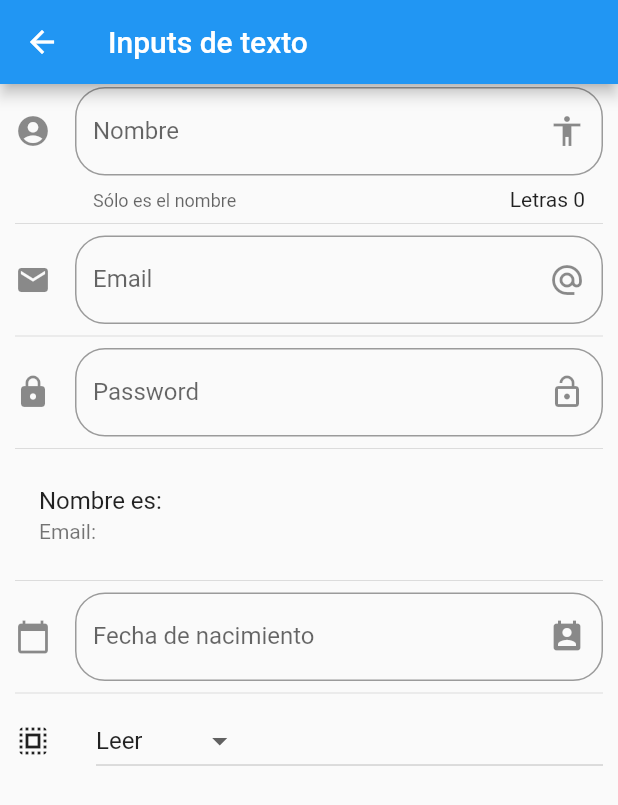
After one commit to wass3/test_flutter, a Flutter app: the InputPage screen opened by its route, on a phone screen of 412 x 824 dp. The commit adds this screen. Shown: the top 805 px of the screen. Run offline on Flutter 3.47's test engine with Material 2 defaults, Android fonts, the phone set to English and light mode, and no system bars; network calls fail.

Commit message:
pagina 104, queda lo último

```diff
--- a/data/menu_opts.json
+++ b/data/menu_opts.json
@@ -15,6 +15,27 @@
             "ruta" : "card",
             "icon" : "folder_open",
             "texto": "Cards - Tarjetas"
+        },
+        {
+            "ruta" : "animatedContainer",
+            "icon" : "donut_large",
+            "texto": "Animated Container"
+        },
+        {
+            "ruta" : "inputs",
+            "icon" : "input",
+            "texto": "Inputs"
+        },
+        {
+            "ruta" : "slider",
+            "icon" : "tune",
+            "texto": "Slider - Checks"
+        },
+        {
+            "ruta" : "list",
+            "icon" : "list",
+            "texto": "Listas y Scroll"
         }
+
     ]
 }
--- a/lib/screens/card_page.dart
+++ b/lib/screens/card_page.dart
@@ -55,7 +55,7 @@ class CardPage extends StatelessWidget {
         children: [
           const FadeInImage(
             image: NetworkImage(
-              'https://img.freepik.com/free-photo/digital-painting-mountain-with-colorful-tree-foreground_1340-25699.jpg',
+              'https://encrypted-tbn0.gstatic.com/images?q=tbn:ANd9GcQEuPD6ZF3_VbzDeQyCb_KfESCI6kGZbk1mZg&usqp=CAU',
             ),
             placeholder: AssetImage('../../assets/jar-loading.gif'),
             fadeInDuration: Duration(milliseconds: 10),
--- /dev/null
+++ b/lib/screens/input_page.dart
@@ -0,0 +1,161 @@
+import 'package:flutter/material.dart';
+
+class InputPage extends StatefulWidget {
+  const InputPage({super.key});
+
+  @override
+  // ignore: library_private_types_in_public_api
+  _InputPageState createState() => _InputPageState();
+}
+
+class _InputPageState extends State<InputPage> {
+  String _nombre = '';
+  String _email = '';
+  String _fecha = '';
+  List<String> _hobbies = ['Leer', 'Ver series', 'Viajar', 'Deporte'];
+  String _opcionSeleccionada = 'Leer';
+  TextEditingController _inputFieldDateController = new TextEditingController();
+
+  @override
+  Widget build(BuildContext context) {
+    return Scaffold(
+      appBar: AppBar(
+        title: const Text('Inputs de texto'),
+      ),
+      body: ListView(
+        padding: const EdgeInsets.symmetric(horizontal: 10, vertical: 2),
+        children: [
+          _crearInput(),
+          const Divider(),
+          _crearEmail(),
+          const Divider(),
+          _crearPassword(),
+          const Divider(),
+          _crearPersona(),
+          const Divider(),
+          _crearFecha(context),
+          const Divider(),
+          _crearDropwdown()
+        ],
+      ),
+    );
+  }
+
+  Widget _crearInput() {
+    return TextField(
+      textCapitalization: TextCapitalization.sentences,
+      decoration: InputDecoration(
+          counter: Text('Letras ${_nombre.length}'),
+          hintText: 'Nombre de la persona',
+          labelText: 'Nombre',
+          helperText: 'Sólo es el nombre',
+          suffixIcon: const Icon(Icons.accessibility),
+          icon: const Icon(Icons.account_circle),
+          border: OutlineInputBorder(borderRadius: BorderRadius.circular(20))),
+      onChanged: (valor) {
+        setState(() {
+          _nombre = valor;
+        });
+      },
+    );
+  }
+
+  Widget _crearPersona() {
+    return ListTile(
+      title: Text('Nombre es: $_nombre'),
+      subtitle: Text('Email: $_email'),
+    );
+  }
+
+   Widget _crearEmail() {
+    return TextField(
+        keyboardType: TextInputType.emailAddress,
+        decoration: InputDecoration(
+            hintText: 'Email',
+            labelText: 'Email',
+            suffixIcon: const Icon(Icons.alternate_email),
+            icon: const Icon(Icons.email),
+            border:
+                OutlineInputBorder(borderRadius: BorderRadius.circular(20))),
+        onChanged: (valor) => setState(() {
+              _email = valor;
+            }));
+  }
+
+  Widget _crearPassword() {
+    return TextField(
+        obscureText: true,
+        decoration: InputDecoration(
+            hintText: 'Password',
+            labelText: 'Password',
+            suffixIcon: const Icon(Icons.lock_open),
+            icon: const Icon(Icons.lock),
+            border:
+                OutlineInputBorder(borderRadius: BorderRadius.circular(20))),
+        onChanged: (valor) => setState(() {
+              _email = valor;
+            }));
+  }
+
+  Widget _crearFecha(BuildContext context) {
+    return TextField(
+      enableInteractiveSelection: false,
+      controller: _inputFieldDateController,
+      decoration: InputDecoration(
+          hintText: 'Fecha de nacimiento',
+          labelText: 'Fecha de nacimiento',
+          suffixIcon: const Icon(Icons.perm_contact_calendar),
+          icon: const Icon(Icons.calendar_today),
+          border: OutlineInputBorder(borderRadius: BorderRadius.circular(20))),
+      onTap: () {
+        FocusScope.of(context).requestFocus(FocusNode());
+        _selectDate(context);
+      },
+    );
+  }
+
+  _selectDate(BuildContext context) async {
+    DateTime? picked = await showDatePicker(
+        context: context,
+        initialDate: DateTime.now(),
+        firstDate: DateTime(2018),
+        lastDate: DateTime(2025));
+    if (picked != null) {
+      setState(() {
+        _fecha = picked.toString();
+        _inputFieldDateController.text = _fecha;
+      });
+    }
+  }
+
+Widget _crearDropwdown() {
+    return Row(
+      children: [
+        const Icon(Icons.select_all),
+        const SizedBox(width: 30),
+        Expanded(
+          child: DropdownButton(
+            value: _opcionSeleccionada,
+            items: getOpcionesDropdown(),
+            onChanged: (opt) {
+              setState(() {
+                _opcionSeleccionada = opt!;
+              });
+            },
+          ),
+        ),
+      ],
+    );
+  }
+
+  List<DropdownMenuItem<String>> getOpcionesDropdown() {
+    List<DropdownMenuItem<String>> lista = [];
+    _hobbies.forEach((element) {
+      lista.add(DropdownMenuItem(
+        value: element,
+        child: Text(element),
+      ));
+    });
+    return lista;
+  }
+}
--- a/pubspec.yaml
+++ b/pubspec.yaml
@@ -8,6 +8,8 @@ environment:
 
 dependencies:
   flutter:
+    sdk: flutter
+  flutter_localizations:
     sdk: flutter
 
 dev_dependencies:
```
Also changed, not shown: lib/main.dart (+12 -0 lines), lib/routes/routes.dart (+11 -1 lines), lib/screens/alert_page.dart (+20 -5 lines), lib/screens/animated_container.dart (added, +51 -0 lines), lib/screens/avatar_page.dart (+27 -0 lines), lib/screens/listview_page.dart (added, +105 -0 lines), lib/screens/slider_page.dart (added, +81 -0 lines), lib/utils/icono_string_util.dart (+6 -1 lines), pubspec.lock.
